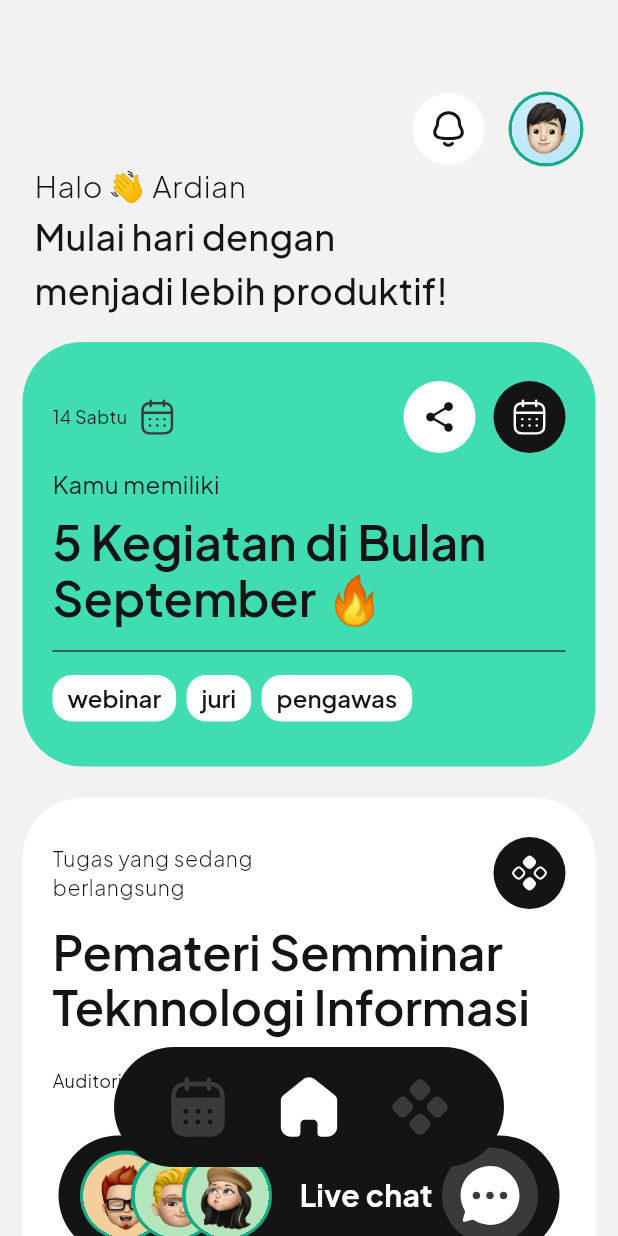
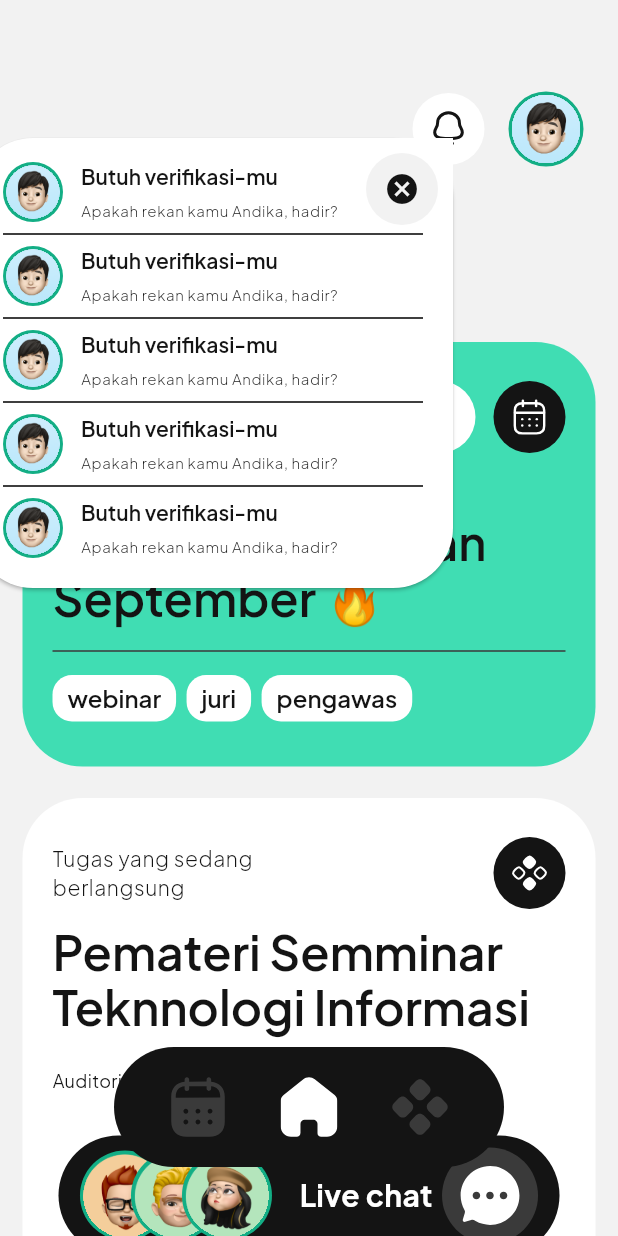
Before and after one commit to Kelompok-1-SDM/aplikasi-sdm, a Flutter app: the HomePage screen opened by its route, after a tap on an icon or button, on a phone screen of 412 x 824 dp. Run offline on Flutter 3.47's test engine with Material 3 defaults, Android fonts, the phone set to English and light mode, and no system bars; our stand-ins replace figma_squircle, flutter_svg, table_calendar.

Commit message:
✨ Popup notifikasi

```diff
--- a/lib/view/home/homepage_widgets.dart
+++ b/lib/view/home/homepage_widgets.dart
@@ -4,8 +4,48 @@ import 'package:aplikasi_manajemen_sdm/view/global_widgets.dart';
 import 'package:figma_squircle/figma_squircle.dart';
 import 'package:flutter/material.dart';
 
-class HomeAppBar extends StatelessWidget {
+class HomeAppBar extends StatefulWidget {
   const HomeAppBar({super.key});
+
+  @override
+  State<HomeAppBar> createState() => _HomeAppBarState();
+}
+
+class _HomeAppBarState extends State<HomeAppBar> {
+  final LayerLink layerlink = LayerLink();
+  OverlayEntry? entry;
+
+  void showOverlay() {
+    final OverlayState overlay = Overlay.of(context);
+    final RenderBox renderBox = context.findRenderObject() as RenderBox;
+    final Offset offset = renderBox.localToGlobal(Offset.zero);
+
+    entry = OverlayEntry(
+      builder: (context) => Positioned(
+        right: offset.dx + 90,
+        top: offset.dy + 20,
+        child: CompositedTransformFollower(
+            link: layerlink,
+            showWhenUnlinked: false,
+            offset: Offset(-offset.dx - 270, 30),
+            child: Stack(children: [
+              NotificationWidgetOverlay(),
+              Positioned(
+                right: 10,
+                top: 10,
+                child: CustomIconButton(
+                  Icons.cancel,
+                  colorBackground: ColorNeutral.background,
+                  iconColorCustom: ColorNeutral.black,
+                  onPressed: () => entry?.remove(),
+                ),
+              ),
+            ])),
+      ),
+    );
+
+    overlay.insert(entry!);
+  }
 
   @override
   Widget build(BuildContext context) {
@@ -13,11 +53,16 @@ class HomeAppBar extends StatelessWidget {
       crossAxisAlignment: CrossAxisAlignment.center,
       mainAxisAlignment: MainAxisAlignment.end,
       children: [
-        CustomIconButton(
+        CompositedTransformTarget(
+          link: layerlink,
+          child: CustomIconButton(
             "assets/icon/notification.svg",
             colorBackground: ColorNeutral.white,
-          onPressed: () => {},
+            onPressed: () => {
+              WidgetsBinding.instance.addPostFrameCallback((_) => showOverlay())
+            },
             size: IconSize.medium,
+          ),
         ),
         SizedBox(
           width: 16,
@@ -57,12 +102,13 @@ class Navbar extends StatelessWidget {
       children: [
         AnimatedPositioned(
             // Slide up when state is NavbarState.task, slide down when not
-          bottom: state == NavbarState.task ? 120 : 30, // Adjust the off-screen position
+            bottom: state == NavbarState.task
+                ? 120
+                : 30, // Adjust the off-screen position
             duration: const Duration(milliseconds: 300), // Animation duration
             curve: Curves.easeInOut,
             child: Container(
-                  padding:
-                      const EdgeInsets.symmetric(horizontal: 12, vertical: 8),
+              padding: const EdgeInsets.symmetric(horizontal: 12, vertical: 8),
               decoration: ShapeDecoration(
                 color: ColorNeutral.black,
                 shape: SmoothRectangleBorder(
@@ -148,8 +194,7 @@ class Navbar extends StatelessWidget {
                   ),
                 ],
               ),
-                )
-        ),
+            )),
         Positioned(
           bottom: 30,
           child: Container(
@@ -409,16 +454,97 @@ CustomCardContent statsCard(ThemeData theme) {
   );
 }
 
-class NotificationWidget extends StatefulWidget {
-  const NotificationWidget({super.key});
+class NotificationWidgetOverlay extends StatefulWidget {
+  const NotificationWidgetOverlay({super.key});
 
   @override
-  State<NotificationWidget> createState() => _NotificationWidgetState();
+  State<NotificationWidgetOverlay> createState() =>
+      _NotificationWidgetOverlayState();
 }
 
-class _NotificationWidgetState extends State<NotificationWidget> {
+class _NotificationWidgetOverlayState extends State<NotificationWidgetOverlay> {
   @override
   Widget build(BuildContext context) {
-    return const Placeholder();
+    return Material(
+      borderRadius: BorderRadius.circular(40),
+      elevation: 1,
+      color: Colors.transparent,
+      child: ConstrainedBox(
+        constraints: BoxConstraints(
+          maxHeight: 300,
+          maxWidth: 320,
+        ),
+        child: Container(
+          decoration: ShapeDecoration(
+            color: ColorNeutral.white,
+            shape: SmoothRectangleBorder(
+              borderRadius: SmoothBorderRadius.only(
+                topLeft: SmoothRadius(
+                  cornerRadius: 40,
+                  cornerSmoothing: .6,
+                ),
+                bottomLeft: SmoothRadius(
+                  cornerRadius: 40,
+                  cornerSmoothing: .6,
+                ),
+                bottomRight: SmoothRadius(
+                  cornerRadius: 40,
+                  cornerSmoothing: .6,
+                ),
+              ),
+            ),
+          ),
+          child: Padding(
+            padding: const EdgeInsets.symmetric(vertical: 16, horizontal: 20),
+            child: ListView.separated(
+              itemBuilder: (_, index) => createNotification(),
+              separatorBuilder: (_, __) => Divider(),
+              itemCount: 10,
+            ),
+          ),
+        ),
+      ),
+    );
+  }
+
+  Widget createNotification() {
+    return Row(
+      mainAxisAlignment: MainAxisAlignment.start,
+      children: [
+        ProfileIcon(
+          "assets/icon/profile.png",
+          imageSize: IconSize.large,
+        ),
+        SizedBox(
+          width: 12,
+        ),
+        ConstrainedBox(
+          constraints: BoxConstraints(maxWidth: 220),
+          child: Column(
+            mainAxisAlignment: MainAxisAlignment.center,
+            crossAxisAlignment: CrossAxisAlignment.start,
+            children: [
+              Text(
+                "Butuh verifikasi-mu",
+                style: Theme.of(context).textTheme.displayMedium!.copyWith(
+                      fontSize: 14,
+                      overflow: TextOverflow.ellipsis,
+                    ),
+              ),
+              SizedBox(
+                height: 8,
+              ),
+              Text(
+                "Apakah rekan kamu Andika, hadir?",
+                style: Theme.of(context).textTheme.bodySmall!.copyWith(
+                      fontSize: 10,
+                      overflow: TextOverflow.ellipsis,
+                    ),
+              )
+            ],
+          ),
+        )
+      ],
+    );
   }
 }
```
Lines whose indentation alone changed are shown as unchanged.
